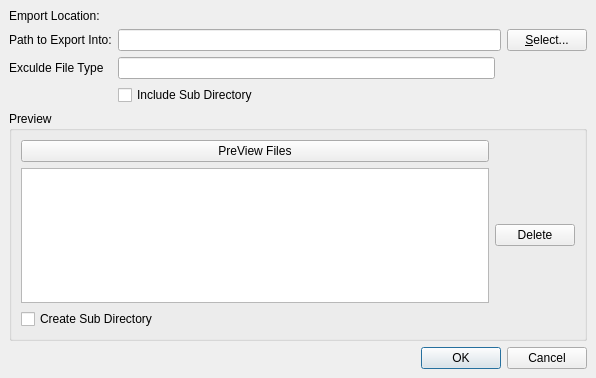
Qt form managefile/exportdocdialog.ui (MrMattMunro/filesearch) before a commit.
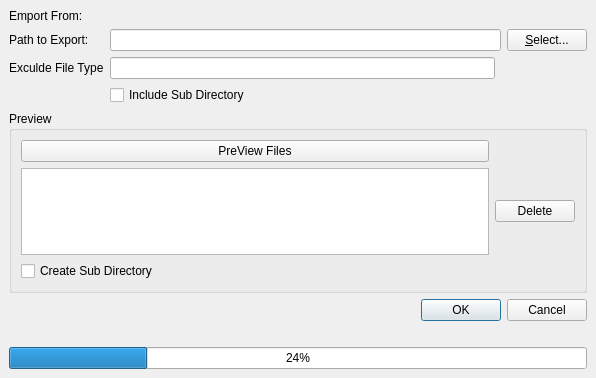
The same form after that commit.

What changed in the file:
```diff
--- a/managefile/exportdocdialog.ui
+++ b/managefile/exportdocdialog.ui
@@ -108,14 +108,14 @@
    <item row="0" column="0">
     <widget class="QLabel" name="label_4">
      <property name="text">
-      <string>Emport Location:</string>
+      <string>Emport From:</string>
      </property>
     </widget>
    </item>
    <item row="2" column="0">
     <widget class="QLabel" name="label_1">
      <property name="text">
-      <string>Path to Export Into:</string>
+      <string>Path to Export:</string>
      </property>
     </widget>
    </item>
@@ -150,6 +150,20 @@
      </property>
     </widget>
    </item>
+   <item row="13" column="0" colspan="4">
+    <widget class="QProgressBar" name="progressBar">
+     <property name="value">
+      <number>24</number>
+     </property>
+    </widget>
+   </item>
+   <item row="12" column="0" colspan="2">
+    <widget class="QLabel" name="pgfilename">
+     <property name="text">
+      <string/>
+     </property>
+    </widget>
+   </item>
   </layout>
  </widget>
  <resources/>
```
